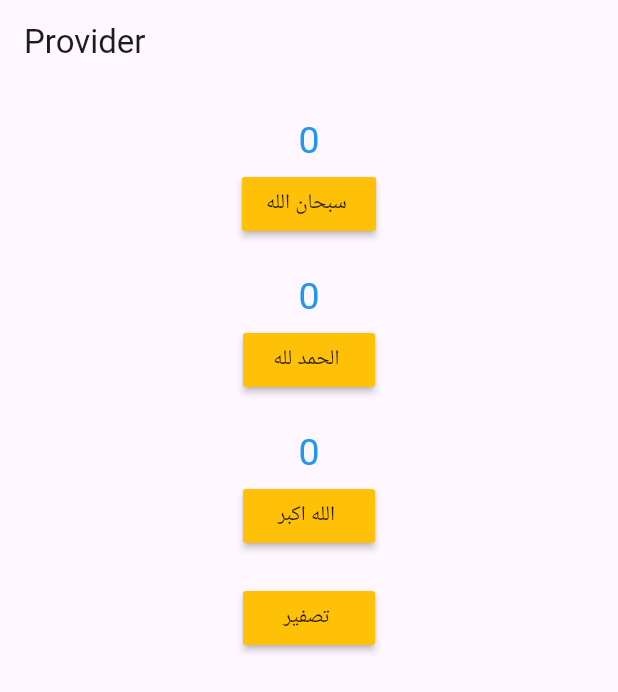
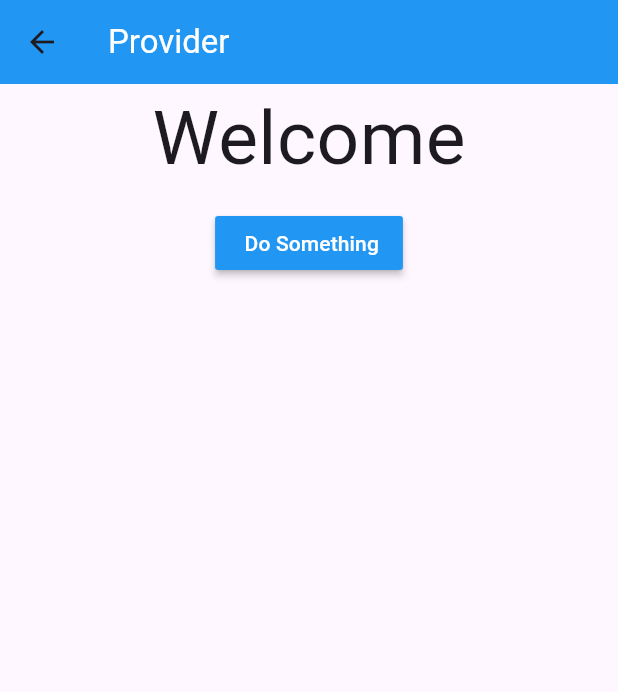
Before and after one commit to MoustafaAbdelrahimGaallouss/fapp1, a Flutter app: the testone screen opened directly, on a phone screen of 412 x 824 dp. Shown: the top 692 px of the screen. Run offline on Flutter 3.47's test engine with Material 3 defaults, Android fonts, the phone set to English and light mode, and no system bars; missing offline and left inert: tap_to_expand.

Commit message:
Flutter_Test_1

```diff
--- a/lib/Business_Card.dart
+++ b/lib/Business_Card.dart
@@ -54,7 +54,7 @@ class _BusinessCardState extends State<BusinessCard> {
            ),
               Column(
                 children: [
-                  customText(txt: '01117840406', icona: Icons.phone),
+                  customText(txt: '+2 0111*******', icona: Icons.phone),
 
                   Padding(
                     padding: const EdgeInsets.all(10.0),
@@ -78,7 +78,7 @@ class _BusinessCardState extends State<BusinessCard> {
                             Padding(
                               padding: EdgeInsets.only(left:22.0),
                               child: Text(
-                                "moustafabdelrm@gmail.com",
+                                "m*************@gmail.com",
                                 style: TextStyle(
                                   fontSize: 20
                                 ),
--- a/lib/Test_Provider.dart
+++ b/lib/Test_Provider.dart
@@ -1,217 +1,70 @@
+// ignore_for_file: non_constant_identifier_names, avoid_types_as_parameter_names, prefer_typing_uninitialized_variables
+
 import 'package:flutter/material.dart';
 import 'package:provider/provider.dart';
+
+// ignore: camel_case_types
 class testone extends StatefulWidget {
-  const testone({super.key});
+  const testone({super.key, });
 
   @override
   State<testone> createState() => _testoneState();
 }
 
+// ignore: camel_case_types
 class _testoneState extends State<testone> {
 
   @override
   Widget build(BuildContext context) {
-    return ChangeNotifierProvider(
-    create: (context)=>ProvOne(),
-    child:  Scaffold(
+    return MultiProvider(
+      providers: [
+        ChangeNotifierProvider(create: ((context) {
+          return Model();
+        }))
+      ],
+              child: Scaffold(
         appBar: AppBar(
-          title: Text("Provider"),
+          backgroundColor: Colors.blue,
+          title: const Text(
+            "Provider",
+            style: TextStyle(color: Colors.white),
+          ),
         ),
-        body: ListView(
-          children: <Widget>[
-            Column(
-              children: [
-                const SizedBox(
-                  height: 20,
-                ),
-
-                Selector<ProvOne,int>(
-                  selector: (context,provs1)=>provs1.showSobhanallah,
-                  builder: (context ,ProvOne,child){
-                  return Text("${ProvOne}",style: TextStyle(
-                    color: Colors.blue,
-                    fontSize: 25,
-                  ),);
-                }),
-
-                Consumer<ProvOne>(builder: (context ,ProvOne,child){
-                  return MaterialButton(color:Colors.amber,
-                    onPressed: (){
-                      ProvOne.doSobhanallah();
-                    },
-                    child: Text("سبحان الله\t"),
-                  );
-                }),
-              ],
-            ),
-            /////////
-            const SizedBox(
-                  height: 20,
-                ),
-             Column(
-               children: [
-                 Selector<ProvOne,int>(
-                  selector: (context,provs1)=>provs1.showHamdoelallah,
-                  builder: (context ,ProvOne,child){
-                  return Text("${ProvOne}",style: const TextStyle(
-                    color: Colors.blue,
-                    fontSize: 25,
-                  ),);
-            }),
-            // ignore: avoid_types_as_parameter_names
-            Consumer<ProvOne>(builder: (context ,ProvOne,child){
-                  return Container(
-                    // width: 100,
-                    // height: 50,
-                    decoration: const BoxDecoration(
-
-                      shape: BoxShape.circle
-                    ),
-                    child: MaterialButton(
-                      color:Colors.amber,
-                      onPressed: (){
-                        ProvOne.doHamdoelallah();
-                      },
-                      child: const Text("الحمد لله\t"),
-                    ),
-                  );
-            }),
-            ///////
-            SizedBox(
-              height: 0,
-            ),
-            const SizedBox(
-                  height: 20,
-                ),
-           Column(
-              children: [
-                Selector<ProvOne,int>(
-                  selector: (context,provs1)=>provs1.showAllahAkber,
-                  builder: (context ,ProvOne,child){
-                  return Text("${ProvOne}",style: TextStyle(
-                    color: Colors.blue,
-                    fontSize: 25,
-                  ),);
-                }),
-                Consumer<ProvOne>(builder: (context ,ProvOne,child){
-                  return MaterialButton(color:Colors.amber,
-                    onPressed: (){
-                      ProvOne.doAllahAkber();
-                    },
-                    child: Text("الله اكبر\t"),
-                  );
-                }),
-              ],
-            ),
-            const SizedBox(
-                  height: 20,
-                ),
-            Consumer<ProvOne>(builder: (context ,ProvOne,child){
-                  return MaterialButton(color:Colors.amber,
-                    onPressed: (){
-                      ProvOne.doZero();
-                    },
-                    child: Text("تصفير\t"),
-                  );
-            }),
-
-               ],
-             ),
-          ],
-        )
-        ),);
+        body: widgetchild()
+    )
+        );
   }
 }
 
-class ProvOne extends ChangeNotifier{
-   var Sobhanallah=0;
-    var Hamdoelallah=0;
-    var AllahAkber=0;
-    //
-    get showSobhanallah=>Sobhanallah;
-    get showHamdoelallah=>Hamdoelallah;
-    get showAllahAkber=>AllahAkber;
-   doSobhanallah(){
-     Sobhanallah++;
-    notifyListeners();
-   }
-   doHamdoelallah(){
-    Hamdoelallah++;
-    notifyListeners();
-   }
+class widgetchild extends StatelessWidget {
+  const widgetchild({super.key});
 
-   doAllahAkber(){
-    AllahAkber++;
-    notifyListeners();
-   }
+  @override
+  Widget build(BuildContext context) {
+    // var model=Provider.of<ProvOne>(context,listen: false );
+    return  Column(children: [
+      Center(child: Text("${context.watch<Model>().name}",
+      style: const TextStyle(
+        fontSize: 50
+      ),)),
+      const SizedBox(height: 10,),
+      MaterialButton(
+        color: Colors.blue,
+        textColor: Colors.white,
+        onPressed: (){
+        context.read<Model>().changeName();
+      },
+      child: const Text(" Do Something"),
+      )
 
-  doZero(){
-    Sobhanallah=0;
-    Hamdoelallah=0;
-    AllahAkber=0;
-    notifyListeners();
-   }
+    ],);
+  }
 }
 
-
-
-
-
-
-
-
-
-
-
-// class MyWidget extends StatefulWidget {
-//   const MyWidget({super.key});
-
-//   @override
-//   State<MyWidget> createState() => _MyWidgetState();
-// }
-
-// class _MyWidgetState extends State<MyWidget> {
-//   var Shawer;
-
-//   @override
-//   Widget build(BuildContext context) {
-//     return Column(
-//                children: [
-//                  Selector<ProvOne,int>(
-//                   selector: (context,provs1)=>Shawer,
-//                   builder: (context ,ProvOne,child){
-//                   return Text("${ProvOne}",style: TextStyle(
-//                     color: Colors.blue,
-//                     fontSize: 25,
-//                   ),);
-//             }),
-//             Consumer<ProvOne>(builder: (context ,ProvOne,child){
-//                   return Container(
-//                     width: 100,
-//                     height: 50,
-//                     decoration: BoxDecoration(
-
-//                       shape: BoxShape.circle
-//                     ),
-//                     child: MaterialButton(
-//                       color:Colors.grey,
-//                       onPressed: (){
-//                         ProvOne.doHamdoelallah();
-//                       },
-//                       child: Text("الحمد لله\t"),
-//                     ),
-//                   );
-//             }),
-//             Consumer<ProvOne>(builder: (context ,ProvOne,child){
-//                   return MaterialButton(color:Colors.grey,
-//                     onPressed: (){
-//                       ProvOne.doZero();
-//                     },
-//                     child: Text("Zero\t"),
-//                   );
-//             }),
-
-//                ],
-//              );
-//   }
-// }
+class Model extends ChangeNotifier {
+  String name ="Welcome";
+  changeName(){
+    name="Moustafa";
+    notifyListeners();
+  }
+}
--- a/pubspec.yaml
+++ b/pubspec.yaml
@@ -37,6 +37,7 @@ dependencies:
   cupertino_icons: ^1.0.2
   provider: ^6.1.2
   http: ^1.2.1
+  tap_to_expand: ^0.7.2
 
 dev_dependencies:
   flutter_test:
```
Also changed, not shown: lib/Language_Learning_app.dart (deleted, +0 -26 lines), lib/Palestin.dart (added, +60 -0 lines), lib/main.dart (+6 -4 lines), pubspec.lock.
